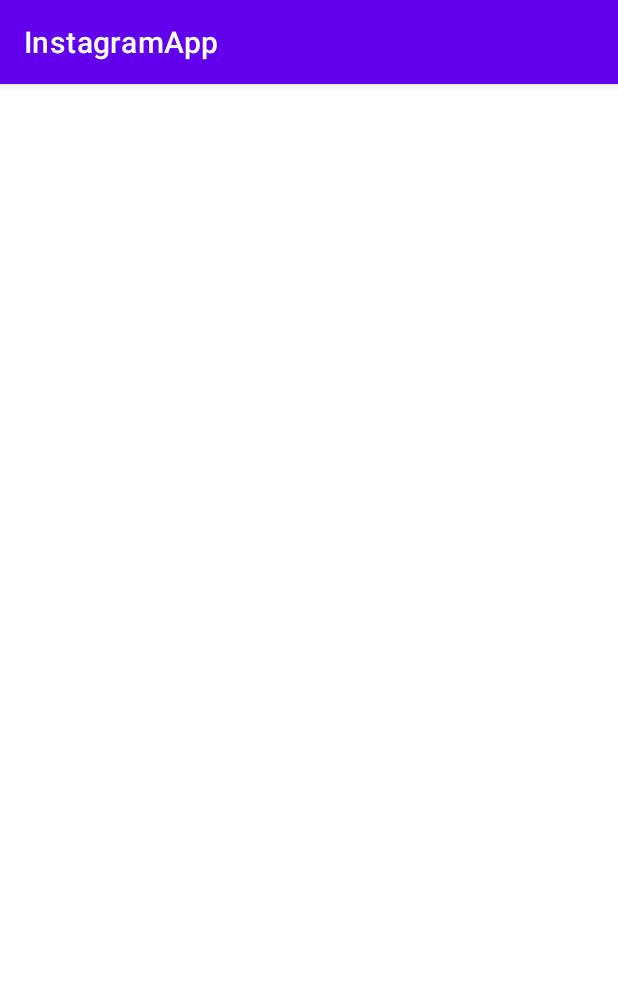
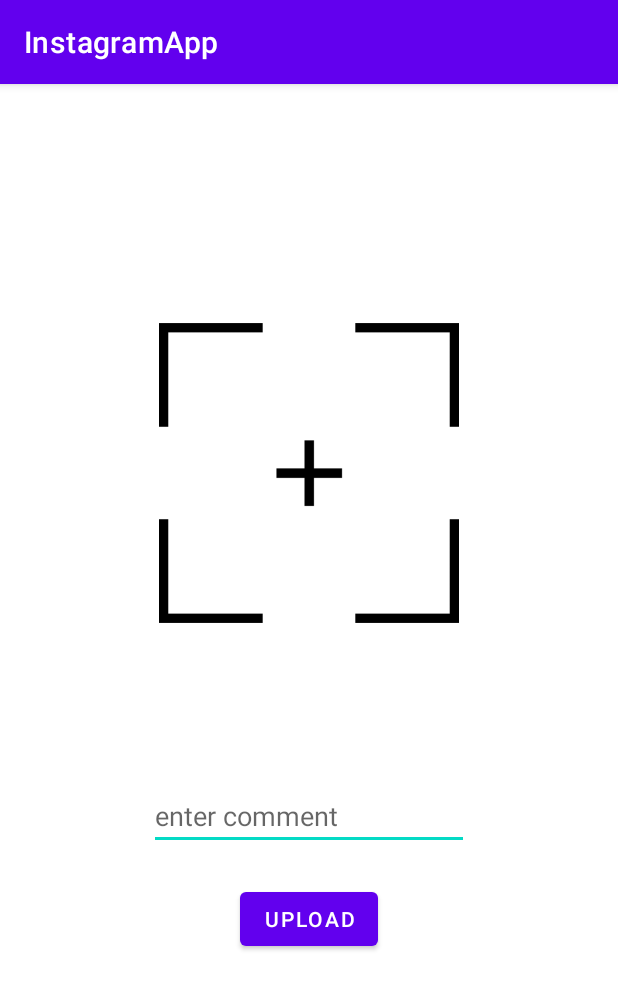
Before and after one commit to doanburak97/InstagramApp, an Android app: the screen it shows after launch once a user with an empty profile is signed in (FeedActivity before the commit, UploadActivity after it), in the options menu, after a tap on "Add Post", on a phone screen of 412 x 824 dp. Shown: the top 989 px of the screen. Run offline under Robolectric (Android 15) with nearby library versions, the phone set to English and light mode, and no system bars; our stand-ins replace Firebase (no records; nobody signed in at launch, a user with empty details on screens opened directly).

Commit message:
second commit

```diff
--- a/app/src/main/AndroidManifest.xml
+++ b/app/src/main/AndroidManifest.xml
@@ -1,6 +1,8 @@
 <?xml version="1.0" encoding="utf-8"?>
 <manifest xmlns:android="http://schemas.android.com/apk/res/android"
     package="com.doanburak.instagramapp">
+
+    <uses-permission android:name="android.permission.READ_EXTERNAL_STORAGE"></uses-permission>
 
     <application
         android:allowBackup="true"
@@ -9,7 +11,8 @@
         android:roundIcon="@mipmap/ic_launcher_round"
         android:supportsRtl="true"
         android:theme="@style/Theme.InstagramApp">
-        <activity android:name=".FeedActivity"></activity>
+        <activity android:name=".UploadActivity"></activity>
+        <activity android:name=".FeedActivity" />
         <activity android:name=".MainPageActivity" />
         <activity android:name=".SignUpActivity" />
         <activity android:name=".SignInActivity">
--- a/app/src/main/java/com/doanburak/instagramapp/MainPageActivity.java
+++ b/app/src/main/java/com/doanburak/instagramapp/MainPageActivity.java
@@ -28,8 +28,8 @@ public class MainPageActivity extends AppCompatActivity {
     public boolean onOptionsItemSelected(@NonNull MenuItem item) {
 
         if (item.getItemId() == R.id.add_post){
-            Intent intentToFeed = new Intent(this, FeedActivity.class);
-            startActivity(intentToFeed);
+            Intent intentToUpload = new Intent(this, UploadActivity.class);
+            startActivity(intentToUpload);
         }else if(item.getItemId() == R.id.signOut){
             mAuth.signOut();
             Intent intentToSignIn = new Intent(this, SignInActivity.class);
--- /dev/null
+++ b/app/src/main/java/com/doanburak/instagramapp/UploadActivity.java
@@ -0,0 +1,95 @@
+package com.doanburak.instagramapp;
+
+import androidx.annotation.NonNull;
+import androidx.annotation.Nullable;
+import androidx.appcompat.app.AppCompatActivity;
+import androidx.core.app.ActivityCompat;
+import androidx.core.content.ContextCompat;
+
+import android.Manifest;
+import android.content.ContentResolver;
+import android.content.Intent;
+import android.content.pm.PackageManager;
+import android.graphics.Bitmap;
+import android.graphics.ImageDecoder;
+import android.net.Uri;
+import android.os.Build;
+import android.os.Bundle;
+import android.provider.MediaStore;
+import android.view.View;
+import android.widget.EditText;
+import android.widget.ImageView;
+
+import java.io.IOException;
+
+public class UploadActivity extends AppCompatActivity {
+
+    EditText et_comment;
+    ImageView iv_picture;
+
+    Bitmap selectedImage;
+
+    @Override
+    protected void onCreate(Bundle savedInstanceState) {
+        super.onCreate(savedInstanceState);
+        setContentView(R.layout.activity_upload);
+
+        et_comment = findViewById(R.id.et_comment);
+        iv_picture = findViewById(R.id.iv_picture);
+
+    }
+
+    public void Upload(View view){
+
+    }
+
+    public void SelectImage(View view){
+
+        //izin kontrolu
+        //eğer izin yoksa
+        if (ContextCompat.checkSelfPermission(this, Manifest.permission.READ_EXTERNAL_STORAGE) != PackageManager.PERMISSION_GRANTED){
+            ActivityCompat.requestPermissions(this, new String[]{Manifest.permission.READ_EXTERNAL_STORAGE},1);
+        }else{
+            Intent intentToGalery = new Intent(Intent.ACTION_PICK, MediaStore.Images.Media.EXTERNAL_CONTENT_URI);
+            startActivityForResult(intentToGalery,2);
+        }
+
+    }
+
+    @Override
+    public void onRequestPermissionsResult(int requestCode, @NonNull String[] permissions, @NonNull int[] grantResults) {
+
+        if (requestCode == 1){
+            if (grantResults.length > 0 && grantResults[0] == PackageManager.PERMISSION_GRANTED){
+                Intent intentToGalery = new Intent(Intent.ACTION_PICK, MediaStore.Images.Media.EXTERNAL_CONTENT_URI);
+                startActivityForResult(intentToGalery,2);
+            }
+        }
+        super.onRequestPermissionsResult(requestCode, permissions, grantResults);
+    }
+
+    @Override
+    protected void onActivityResult(int requestCode, int resultCode, @Nullable Intent data) {
+
+        if (requestCode == 2 && resultCode == RESULT_OK && data != null){
+
+            Uri imageData = data.getData();
+
+            try {
+                if (Build.VERSION.SDK_INT >= 28){
+                    ImageDecoder.Source source = ImageDecoder.createSource(this.getContentResolver(),imageData);
+                    selectedImage = ImageDecoder.decodeBitmap(source);
+                    iv_picture.setImageBitmap(selectedImage);
+                }else{
+                    selectedImage = MediaStore.Images.Media.getBitmap(this.getContentResolver(),imageData);
+                    iv_picture.setImageBitmap(selectedImage);
+                }
+
+            } catch (IOException e) {
+                e.printStackTrace();
+            }
+
+        }
+        super.onActivityResult(requestCode, resultCode, data);
+    }
+}
--- /dev/null
+++ b/app/src/main/res/layout/activity_upload.xml
@@ -0,0 +1,46 @@
+<?xml version="1.0" encoding="utf-8"?>
+<androidx.constraintlayout.widget.ConstraintLayout xmlns:android="http://schemas.android.com/apk/res/android"
+    xmlns:app="http://schemas.android.com/apk/res-auto"
+    xmlns:tools="http://schemas.android.com/tools"
+    android:layout_width="match_parent"
+    android:layout_height="match_parent"
+    tools:context=".UploadActivity">
+
+    <ImageView
+        android:id="@+id/iv_picture"
+        android:layout_width="200sp"
+        android:layout_height="0dp"
+        android:layout_marginTop="77dp"
+        android:layout_marginBottom="24dp"
+        android:onClick="SelectImage"
+        app:layout_constraintBottom_toTopOf="@+id/et_comment"
+        app:layout_constraintEnd_toEndOf="parent"
+        app:layout_constraintStart_toStartOf="parent"
+        app:layout_constraintTop_toTopOf="parent"
+        app:srcCompat="@drawable/select_img" />
+
+    <EditText
+        android:id="@+id/et_comment"
+        android:layout_width="wrap_content"
+        android:layout_height="wrap_content"
+        android:layout_marginBottom="22dp"
+        android:ems="10"
+        android:hint="enter comment"
+        android:inputType="textPersonName"
+        app:layout_constraintBottom_toTopOf="@+id/btn_upload"
+        app:layout_constraintEnd_toEndOf="parent"
+        app:layout_constraintStart_toStartOf="parent"
+        app:layout_constraintTop_toBottomOf="@+id/iv_picture" />
+
+    <Button
+        android:id="@+id/btn_upload"
+        android:layout_width="wrap_content"
+        android:layout_height="wrap_content"
+        android:layout_marginBottom="187dp"
+        android:onClick="Upload"
+        android:text="upload"
+        app:layout_constraintBottom_toBottomOf="parent"
+        app:layout_constraintEnd_toEndOf="parent"
+        app:layout_constraintStart_toStartOf="parent"
+        app:layout_constraintTop_toBottomOf="@+id/et_comment" />
+</androidx.constraintlayout.widget.ConstraintLayout>
```
Also changed, not shown: app/src/main/res/drawable/select_img.png (added).
